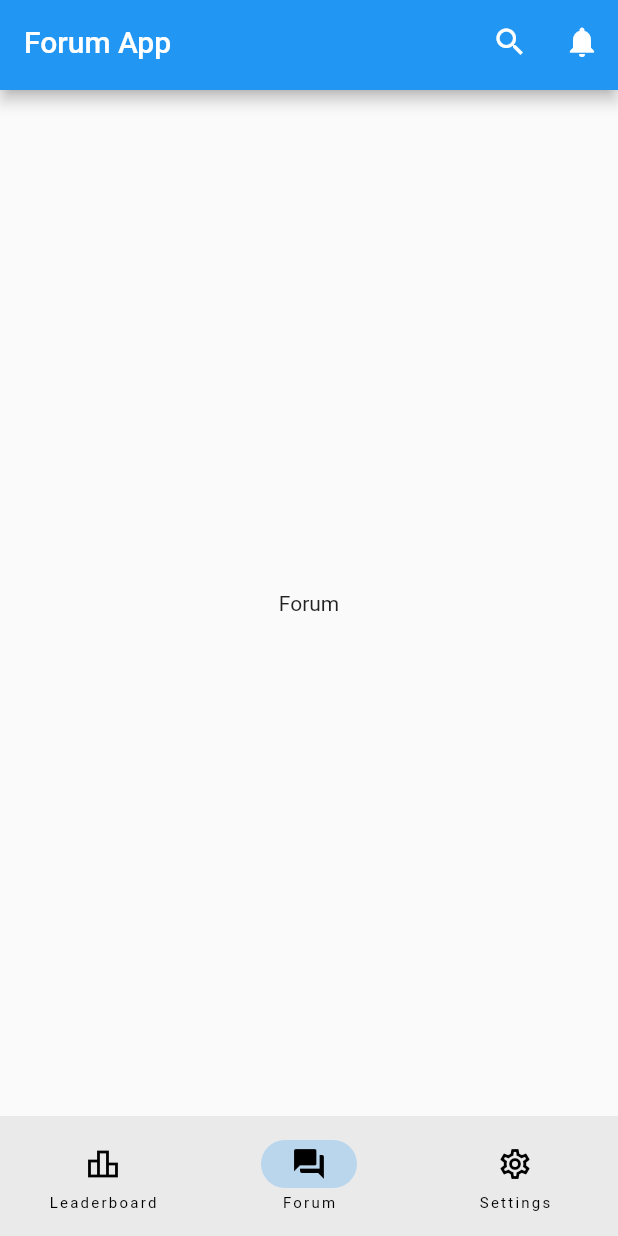
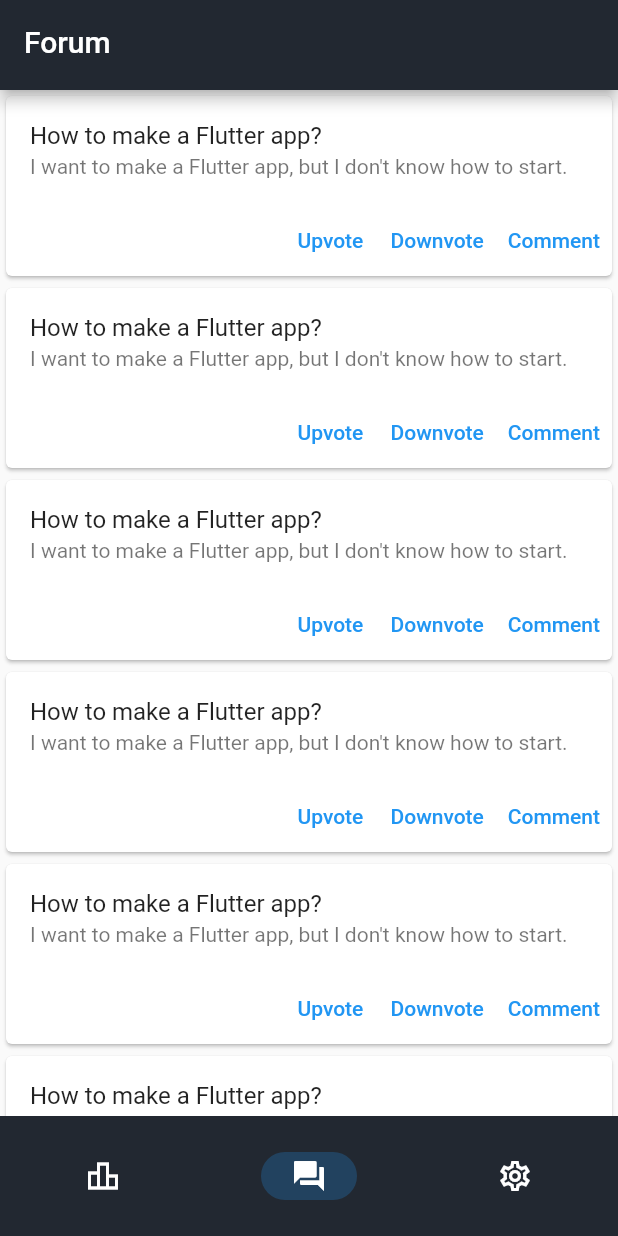
Before and after one commit to rizrmdhn/forum-app-flutter, a Flutter app: the screen it shows after launch, item 2 of the bottom bar chosen, on a phone screen of 412 x 824 dp. Run offline on Flutter 3.47's test engine with Material 2 defaults, Android fonts, the phone set to English and light mode, and no system bars.

Commit message:
render thread list

```diff
--- a/lib/components/app_bar.dart
+++ b/lib/components/app_bar.dart
@@ -16,19 +16,8 @@
   @override
   Widget build(BuildContext context) {
     return AppBar(
+      backgroundColor: const Color.fromARGB(255, 34, 40, 49),
       title: Text(widget.title),
-      actions: <Widget>[
-        IconButton(
-          icon: const Icon(Icons.search),
-          tooltip: 'Search',
-          onPressed: () {},
-        ),
-        IconButton(
-          icon: const Icon(Icons.notifications),
-          tooltip: 'Notifications',
-          onPressed: () {},
-        ),
-      ],
     );
   }
 }
--- a/lib/components/bottom_navigation.dart
+++ b/lib/components/bottom_navigation.dart
@@ -1,15 +1,12 @@
 import 'package:flutter/material.dart';
-import 'package:forum_app_flutter/model/thread.dart';
 
 class CustomBottomNavigation extends StatefulWidget {
-  final List<Thread> thread;
   final int currentPageIndex;
   final Function(int) changePage;
 
   const CustomBottomNavigation({
     Key? key,
     required this.currentPageIndex,
-    required this.thread,
     required this.changePage,
   }) : super(key: key);
 
@@ -23,20 +20,40 @@
     return NavigationBar(
       onDestinationSelected: widget.changePage,
       selectedIndex: widget.currentPageIndex,
+      backgroundColor: const Color.fromARGB(255, 34, 40, 49),
+      labelBehavior: NavigationDestinationLabelBehavior.alwaysHide,
       destinations: const <NavigationDestination>[
         NavigationDestination(
-          icon: Icon(Icons.leaderboard_outlined),
-          selectedIcon: Icon(Icons.leaderboard),
+          icon: Icon(
+            Icons.leaderboard_outlined,
+            color: Colors.white,
+          ),
+          selectedIcon: Icon(
+            Icons.leaderboard,
+            color: Colors.white,
+          ),
           label: 'Leaderboard',
         ),
         NavigationDestination(
-          icon: Icon(Icons.forum_outlined),
-          selectedIcon: Icon(Icons.forum),
+          icon: Icon(
+            Icons.forum_outlined,
+            color: Colors.white,
+          ),
+          selectedIcon: Icon(
+            Icons.forum,
+            color: Colors.white,
+          ),
           label: 'Forum',
         ),
         NavigationDestination(
-          icon: Icon(Icons.settings_outlined),
-          selectedIcon: Icon(Icons.settings),
+          icon: Icon(
+            Icons.settings_outlined,
+            color: Colors.white,
+          ),
+          selectedIcon: Icon(
+            Icons.settings,
+            color: Colors.white,
+          ),
           label: 'Settings',
         ),
       ],
--- /dev/null
+++ b/lib/components/thread_card.dart
@@ -0,0 +1,61 @@
+import 'package:flutter/material.dart';
+import 'package:forum_app_flutter/model/user.dart';
+
+class ThreadCard extends StatefulWidget {
+  final String category;
+  final String title;
+  final String body;
+  final Object upVotesBy;
+  final Object downVotesBy;
+  final Object comments;
+  final String createdAt;
+  final User owner;
+
+  const ThreadCard({
+    Key? key,
+    required this.category,
+    required this.title,
+    required this.body,
+    required this.upVotesBy,
+    required this.downVotesBy,
+    required this.comments,
+    required this.createdAt,
+    required this.owner,
+  }) : super(key: key);
+
+  @override
+  ThreadCardState createState() => ThreadCardState();
+}
+
+class ThreadCardState extends State<ThreadCard> {
+  @override
+  Widget build(BuildContext context) {
+    return Card(
+      child: Column(
+        children: [
+          ListTile(
+            title: Text(widget.title),
+            subtitle: Text(widget.body),
+          ),
+          Row(
+            mainAxisAlignment: MainAxisAlignment.end,
+            children: [
+              TextButton(
+                child: const Text('Upvote'),
+                onPressed: () {},
+              ),
+              TextButton(
+                child: const Text('Downvote'),
+                onPressed: () {},
+              ),
+              TextButton(
+                child: const Text('Comment'),
+                onPressed: () {},
+              ),
+            ],
+          ),
+        ],
+      ),
+    );
+  }
+}
--- a/lib/main.dart
+++ b/lib/main.dart
@@ -1,5 +1,4 @@
 import 'package:flutter/material.dart';
-import 'package:forum_app_flutter/components/app_bar.dart';
 import 'package:forum_app_flutter/components/bottom_navigation.dart';
 import 'package:forum_app_flutter/model/thread.dart';
 import 'package:forum_app_flutter/model/leaderboard.dart';
@@ -10,7 +9,10 @@
 }
 
 class MyApp extends StatefulWidget {
-  const MyApp({Key? key}) : super(key: key);
+  const MyApp({
+    Key? key,
+  }) : super(key: key);
+
   static const String _title = 'Forum App';
 
   @override
@@ -18,8 +20,8 @@
 }
 
 class _MyAppState extends State<MyApp> {
-  final thread = threadList;
-  final leaderBoard = leaderBoardList;
+  final List<Thread> thread = threadList;
+  final List<LeaderBoard> leaderBoard = leaderBoardList;
   var currentPageIndex = 0;
 
   @override
@@ -30,7 +32,6 @@
         primarySwatch: Colors.blue,
       ),
       home: Scaffold(
-        appBar: const CustomAppBar(title: MyApp._title),
         body: <Widget>[
           const Center(
             child: Text('Leaderboard'),
@@ -41,7 +42,6 @@
           ),
         ][currentPageIndex],
         bottomNavigationBar: CustomBottomNavigation(
-            thread: thread,
             currentPageIndex: currentPageIndex,
             changePage: (int index) {
               setState(() {
--- a/lib/model/comment.dart
+++ b/lib/model/comment.dart
@@ -1,16 +1,18 @@
+import 'package:forum_app_flutter/model/user.dart';
+
 class Comment {
   String id;
   String body;
   String createdAt;
-  String ownerId;
-  List<Object> upVotesBy;
-  List<Object> downVotesBy;
+  Object owner;
+  List<User> upVotesBy;
+  List<User> downVotesBy;
 
   Comment({
     required this.id,
     required this.body,
     required this.createdAt,
-    required this.ownerId,
+    required this.owner,
     required this.upVotesBy,
     required this.downVotesBy,
   });
--- a/lib/model/thread.dart
+++ b/lib/model/thread.dart
@@ -7,10 +7,10 @@
   String body;
   String category;
   String createdAt;
-  String ownerId;
-  List<Object> upVotesBy;
-  List<Object> downVotesBy;
-  List<Object> comments;
+  User owner;
+  List<User> upVotesBy;
+  List<User> downVotesBy;
+  List<Comment> comments;
   int totalComments;
 
   Thread({
@@ -19,7 +19,7 @@
     required this.body,
     required this.category,
     required this.createdAt,
-    required this.ownerId,
+    required this.owner,
     required this.upVotesBy,
     required this.downVotesBy,
     required this.comments,
@@ -34,7 +34,7 @@
     body: 'I want to make a Flutter app, but I don\'t know how to start.',
     category: 'Flutter',
     createdAt: '2021-10-01T00:00:00.000Z',
-    ownerId: 'user-1',
+    owner: User(id: 'user-1', name: 'John Doe', email: 'johndoe@mail.com'),
     upVotesBy: [
       User(id: 'user-1', name: 'John Doe', email: 'johndoe@mail.com'),
       User(id: 'user-2', name: 'Jane Doe', email: 'janeDoe@mail.com'),
@@ -46,8 +46,11 @@
         id: 'comment-$index',
         body: 'This is a comment',
         createdAt: '2021-10-01T00:00:00.000Z',
-        ownerId: 'user-1',
-        upVotesBy: ['user-1', 'user-2'],
+        owner: User(id: 'user-1', name: 'John Doe', email: 'johndoe@mail.com'),
+        upVotesBy: [
+          User(id: 'user-1', name: 'John Doe', email: 'johndoe@mail.com'),
+          User(id: 'user-2', name: 'Jane Doe', email: 'janedoe@mail.com'),
+        ],
         downVotesBy: [],
       ),
     ),
@@ -59,20 +62,25 @@
     body: 'I want to make a Flutter app, but I don\'t know how to start.',
     category: 'Flutter',
     createdAt: '2021-10-01T00:00:00.000Z',
-    ownerId: 'user-1',
+    owner: User(id: 'user-1', name: 'John Doe', email: 'johndoe@mail.com'),
     upVotesBy: [
       User(id: 'user-1', name: 'John Doe', email: 'johndoe@mail.com'),
       User(id: 'user-2', name: 'Jane Doe', email: 'janeDoe@mail.com'),
     ],
-    downVotesBy: ['user-3'],
+    downVotesBy: [
+      User(id: 'user-1', name: 'John Doe', email: 'johndoe@mail.com'),
+    ],
     comments: List.generate(
       2,
       (index) => Comment(
         id: 'comment-$index',
         body: 'This is a comment',
         createdAt: '2021-10-01T00:00:00.000Z',
-        ownerId: 'user-1',
-        upVotesBy: ['user-1', 'user-2'],
+        owner: User(id: 'user-1', name: 'John Doe', email: 'johndoe@mail.com'),
+        upVotesBy: [
+          User(id: 'user-1', name: 'John Doe', email: 'johndoe@mail.com'),
+          User(id: 'user-2', name: 'Jane Doe', email: 'janedoe@mail.com'),
+        ],
         downVotesBy: [],
       ),
     ),
@@ -84,7 +92,7 @@
     body: 'I want to make a Flutter app, but I don\'t know how to start.',
     category: 'Flutter',
     createdAt: '2021-10-01T00:00:00.000Z',
-    ownerId: 'user-1',
+    owner: User(id: 'user-1', name: 'John Doe', email: 'johndoe@mail.com'),
     upVotesBy: [
       User(id: 'user-1', name: 'John Doe', email: 'johndoe@mail.com'),
       User(id: 'user-2', name: 'Jane Doe', email: 'janeDoe@mail.com'),
@@ -96,7 +104,7 @@
         id: 'comment-$index',
         body: 'This is a comment',
         createdAt: '2021-10-01T00:00:00.000Z',
-        ownerId: 'user-1',
+        owner: User(id: 'user-1', name: 'John Doe', email: 'johndoe@mail.com'),
         upVotesBy: [
           User(id: 'user-1', name: 'John Doe', email: 'johndoe@mail.com'),
           User(id: 'user-2', name: 'Jane Doe', email: 'janeDoe@mail.com'),
@@ -112,7 +120,7 @@
     body: 'I want to make a Flutter app, but I don\'t know how to start.',
     category: 'Flutter',
     createdAt: '2021-10-01T00:00:00.000Z',
-    ownerId: 'user-1',
+    owner: User(id: 'user-1', name: 'John Doe', email: 'johndoe@mail.com'),
     upVotesBy: [
       User(id: 'user-1', name: 'John Doe', email: 'johndoe@mail.com'),
       User(id: 'user-2', name: 'Jane Doe', email: 'janeDoe@mail.com'),
@@ -124,10 +132,10 @@
         id: 'comment-$index',
         body: 'This is a comment',
         createdAt: '2021-10-01T00:00:00.000Z',
-        ownerId: 'user-1',
+        owner: User(id: 'user-1', name: 'John Doe', email: 'johndoe@mail.com'),
         upVotesBy: [
           User(id: 'user-1', name: 'John Doe', email: 'johndoe@mail.com'),
-          User(id: 'user-2', name: 'Jane Doe', email: 'janeDoe@mail.com'),
+          User(id: 'user-2', name: 'Jane Doe', email: 'janedoe@mail.com'),
         ],
         downVotesBy: [],
       ),
@@ -140,7 +148,7 @@
     body: 'I want to make a Flutter app, but I don\'t know how to start.',
     category: 'Flutter',
     createdAt: '2021-10-01T00:00:00.000Z',
-    ownerId: 'user-1',
+    owner: User(id: 'user-1', name: 'John Doe', email: 'johndoe@mail.com'),
     upVotesBy: [
       User(id: 'user-1', name: 'John Doe', email: 'johndoe@mail.com'),
       User(id: 'user-2', name: 'Jane Doe', email: 'janeDoe@mail.com'),
@@ -152,7 +160,7 @@
         id: 'comment-$index',
         body: 'This is a comment',
         createdAt: '2021-10-01T00:00:00.000Z',
-        ownerId: 'user-1',
+        owner: User(id: 'user-1', name: 'John Doe', email: 'johndoe@mail.com'),
         upVotesBy: [
           User(id: 'user-1', name: 'John Doe', email: 'johndoe@mail.com'),
           User(id: 'user-2', name: 'Jane Doe', email: 'janeDoe@mail.com'),
@@ -168,7 +176,7 @@
     body: 'I want to make a Flutter app, but I don\'t know how to start.',
     category: 'Flutter',
     createdAt: '2021-10-01T00:00:00.000Z',
-    ownerId: 'user-1',
+    owner: User(id: 'user-1', name: 'John Doe', email: 'johndoe@mail.com'),
     upVotesBy: [
       User(id: 'user-1', name: 'John Doe', email: 'johndoe@mail.com'),
       User(id: 'user-2', name: 'Jane Doe', email: 'janeDoe@mail.com'),
@@ -180,7 +188,7 @@
         id: 'comment-$index',
         body: 'This is a comment',
         createdAt: '2021-10-01T00:00:00.000Z',
-        ownerId: 'user-1',
+        owner: User(id: 'user-1', name: 'John Doe', email: 'johndoe@mail.com'),
         upVotesBy: [
           User(id: 'user-1', name: 'John Doe', email: 'johndoe@mail.com'),
           User(id: 'user-2', name: 'Jane Doe', email: 'janeDoe@mail.com'),
--- a/lib/screen/forum_screen.dart
+++ b/lib/screen/forum_screen.dart
@@ -1,4 +1,6 @@
 import 'package:flutter/material.dart';
+import 'package:forum_app_flutter/components/app_bar.dart';
+import 'package:forum_app_flutter/components/thread_card.dart';
 import 'package:forum_app_flutter/model/thread.dart';
 
 class ForumScreen extends StatefulWidget {
@@ -13,10 +15,41 @@
 class ForumScreenState extends State<ForumScreen> {
   @override
   Widget build(BuildContext context) {
-    return const Scaffold(
+    return Scaffold(
+      appBar: const CustomAppBar(title: 'Forum'),
       body: Center(
-        child: Text('Forum'),
+        child: ThreadList(thread: widget.thread),
       ),
     );
   }
 }
+
+class ThreadList extends StatefulWidget {
+  final List<Thread> thread;
+
+  const ThreadList({Key? key, required this.thread}) : super(key: key);
+
+  @override
+  ThreadListState createState() => ThreadListState();
+}
+
+class ThreadListState extends State<ThreadList> {
+  @override
+  Widget build(BuildContext context) {
+    return ListView.builder(
+      itemCount: widget.thread.length,
+      itemBuilder: (context, index) {
+        return ThreadCard(
+          category: widget.thread[index].category,
+          title: widget.thread[index].title,
+          body: widget.thread[index].body,
+          upVotesBy: widget.thread[index].upVotesBy,
+          downVotesBy: widget.thread[index].downVotesBy,
+          comments: widget.thread[index].comments,
+          createdAt: widget.thread[index].createdAt,
+          owner: widget.thread[index].owner,
+        );
+      },
+    );
+  }
+}
```
